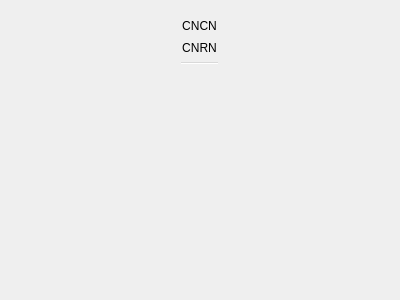
GENIVI/CANdevStudio, file src/components/projectconfig/projectconfig.ui: the form before one commit.
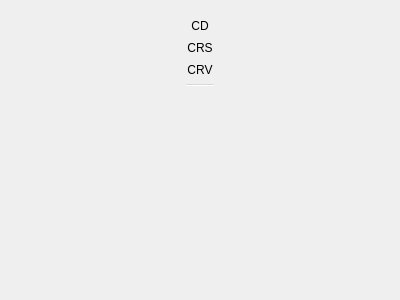
The form after the commit.

Diff of the .ui file:
```diff
--- a/src/components/projectconfig/projectconfig.ui
+++ b/src/components/projectconfig/projectconfig.ui
@@ -55,20 +55,35 @@
      <property name="floatable">
       <bool>true</bool>
      </property>
-     <addaction name="actionCNCN"/>
-     <addaction name="actionCNRN"/>
+     <addaction name="actionCD"/>
+     <addaction name="actionCRS"/>
+     <addaction name="actionCRV"/>
      <addaction name="separator"/>
     </widget>
    </item>
   </layout>
-  <action name="actionCNCN">
+  <action name="actionCRS">
    <property name="text">
-    <string>CNCN</string>
+    <string>CRS</string>
    </property>
+   <property name="toolTip">
+    <string>CanRawSender Node</string>
+   </property>
   </action>
-  <action name="actionCNRN">
+  <action name="actionCD">
    <property name="text">
-    <string>CNRN</string>
+    <string>CD</string>
+   </property>
+   <property name="toolTip">
+    <string>CanDevice Node</string>
+   </property>
+  </action>
+  <action name="actionCRV">
+   <property name="text">
+    <string>CRV</string>
+   </property>
+   <property name="toolTip">
+    <string>CanRawView Node</string>
    </property>
   </action>
  </widget>
```
